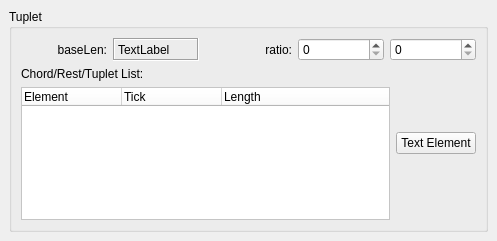
Before: the Qt Designer form mscore/mscore/tuplet.ui in musescore/musescore-old, drawn with Qt 5.
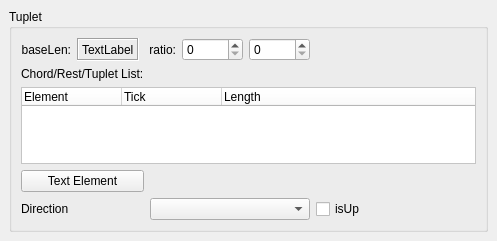
After: the same form once the commit is applied.

```diff
--- a/mscore/mscore/tuplet.ui
+++ b/mscore/mscore/tuplet.ui
@@ -105,14 +105,7 @@
         </property>
        </widget>
       </item>
-      <item row="1" column="1" rowspan="2">
-       <widget class="QPushButton" name="number">
-        <property name="text">
-         <string notr="true" extracomment="do not translate">Text Element</string>
-        </property>
-       </widget>
-      </item>
-      <item row="2" column="0">
+      <item row="2" column="0" colspan="3">
        <widget class="QTreeWidget" name="elements">
         <property name="palette">
          <palette>
@@ -267,6 +260,36 @@
         </column>
        </widget>
       </item>
+      <item row="3" column="0">
+       <widget class="QPushButton" name="number">
+        <property name="text">
+         <string notr="true" extracomment="do not translate">Text Element</string>
+        </property>
+       </widget>
+      </item>
+      <item row="4" column="1">
+       <widget class="QComboBox" name="direction"/>
+      </item>
+      <item row="4" column="0">
+       <widget class="QLabel" name="label_5">
+        <property name="sizePolicy">
+         <sizepolicy hsizetype="Fixed" vsizetype="Preferred">
+          <horstretch>0</horstretch>
+          <verstretch>0</verstretch>
+         </sizepolicy>
+        </property>
+        <property name="text">
+         <string notr="true">Direction</string>
+        </property>
+       </widget>
+      </item>
+      <item row="4" column="2">
+       <widget class="QCheckBox" name="isUp">
+        <property name="text">
+         <string notr="true">isUp</string>
+        </property>
+       </widget>
+      </item>
      </layout>
     </widget>
    </item>
```
